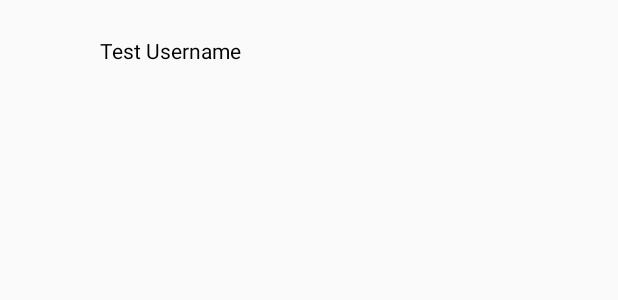
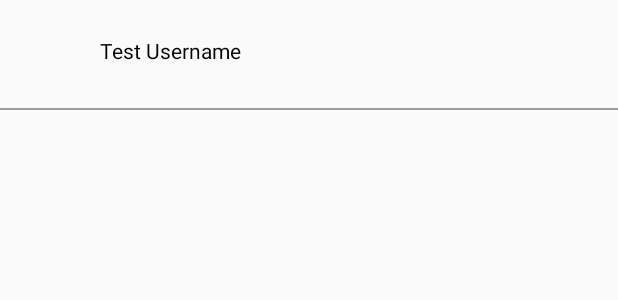
Before and after one commit to digveshpatel47/EngineeraiTest, an Android app: the layout row_user.xml on its own in the app's theme, with its tools: preview values and no code run, on a phone screen of 412 x 824 dp. Shown: the top 300 px of the screen. Run offline under Robolectric (Android 15) with nearby library versions, the phone set to English and light mode, and no system bars.

Commit message:
Divider item Recycleview

```diff
--- a/app/src/main/res/layout/row_user.xml
+++ b/app/src/main/res/layout/row_user.xml
@@ -39,4 +39,13 @@
         app:layout_constraintStart_toStartOf="parent"
         app:layout_constraintTop_toBottomOf="@+id/ivUserImage" />
 
+    <View
+        app:layout_constraintStart_toStartOf="parent"
+        android:background="@color/color_000"
+        android:layout_marginTop="@dimen/_4sdp"
+        app:layout_constraintTop_toBottomOf="@+id/rvUserImage"
+        app:layout_constraintEnd_toEndOf="parent"
+        android:layout_width="0dp"
+        android:layout_height="@dimen/_1sdp"/>
+
 </androidx.constraintlayout.widget.ConstraintLayout>
--- a/app/src/main/res/values/colors.xml
+++ b/app/src/main/res/values/colors.xml
@@ -4,4 +4,5 @@
     <color name="colorPrimaryDark">#00574B</color>
     <color name="colorAccent">#D81B60</color>
     <color name="color_efefef">#efefef</color>
+    <color name="color_000">#60000000</color>
 </resources>
```
